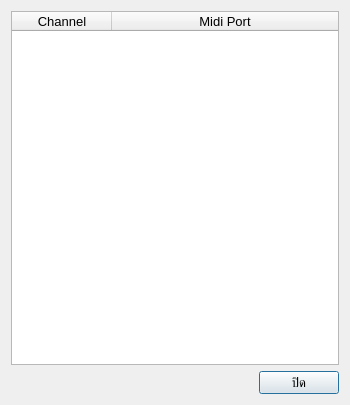
Above: Dialogs/MapChannelDialog.ui from pie62/HandyKaraoke before the change. Below: the same form after it.
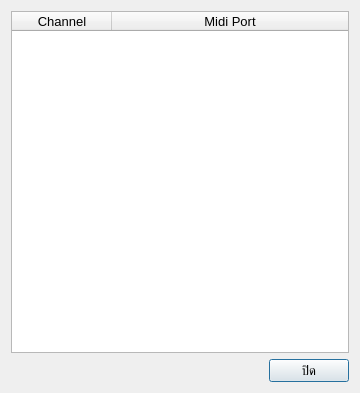
That is the form after the change.

Commit message: fix map soundfont dialog size

Patch:
```diff
--- a/Dialogs/MapChannelDialog.ui
+++ b/Dialogs/MapChannelDialog.ui
@@ -6,14 +6,14 @@
    <rect>
     <x>0</x>
     <y>0</y>
-    <width>350</width>
-    <height>405</height>
+    <width>360</width>
+    <height>393</height>
    </rect>
   </property>
   <property name="minimumSize">
    <size>
-    <width>350</width>
-    <height>405</height>
+    <width>340</width>
+    <height>0</height>
    </size>
   </property>
   <property name="font">
@@ -33,6 +33,15 @@
      <property name="contextMenuPolicy">
       <enum>Qt::CustomContextMenu</enum>
      </property>
+     <property name="verticalScrollBarPolicy">
+      <enum>Qt::ScrollBarAlwaysOff</enum>
+     </property>
+     <property name="horizontalScrollBarPolicy">
+      <enum>Qt::ScrollBarAsNeeded</enum>
+     </property>
+     <property name="sizeAdjustPolicy">
+      <enum>QAbstractScrollArea::AdjustToContents</enum>
+     </property>
      <property name="editTriggers">
       <set>QAbstractItemView::NoEditTriggers</set>
      </property>
@@ -45,6 +54,9 @@
      <attribute name="verticalHeaderVisible">
       <bool>false</bool>
      </attribute>
+     <attribute name="verticalHeaderDefaultSectionSize">
+      <number>23</number>
+     </attribute>
      <column>
       <property name="text">
        <string>Channel</string>
```
The commit also changes 2 other files.
